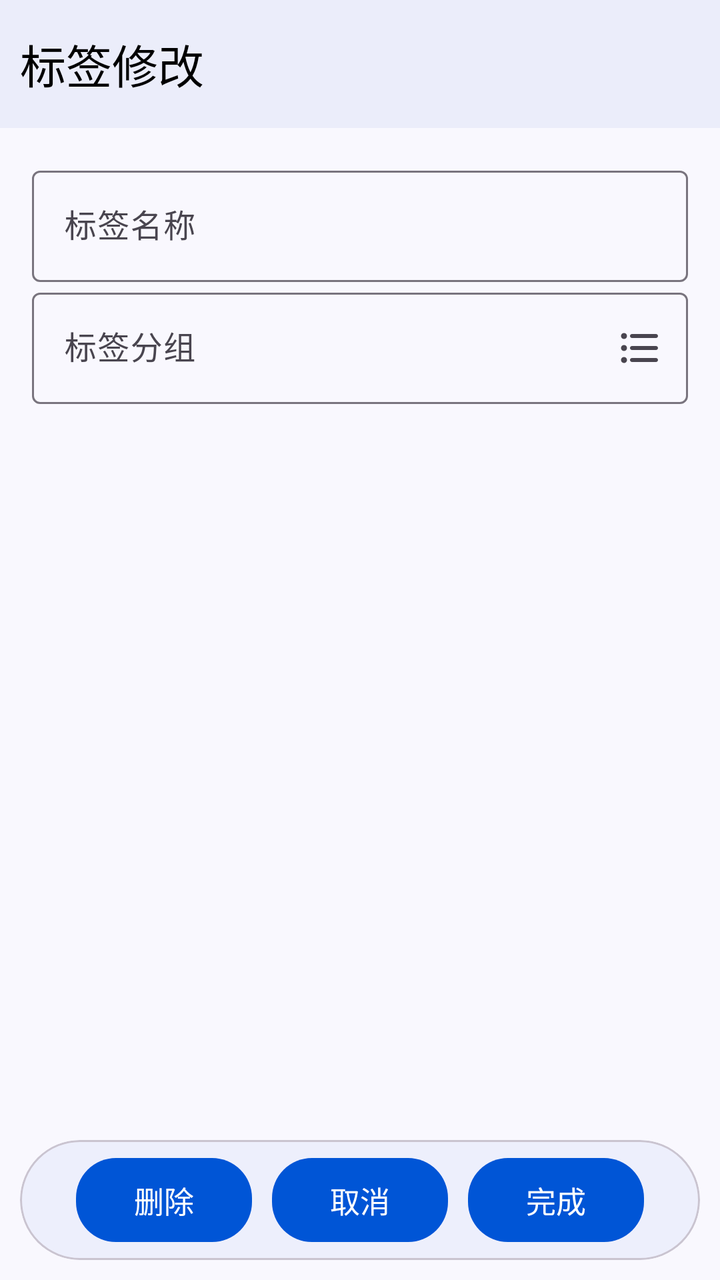
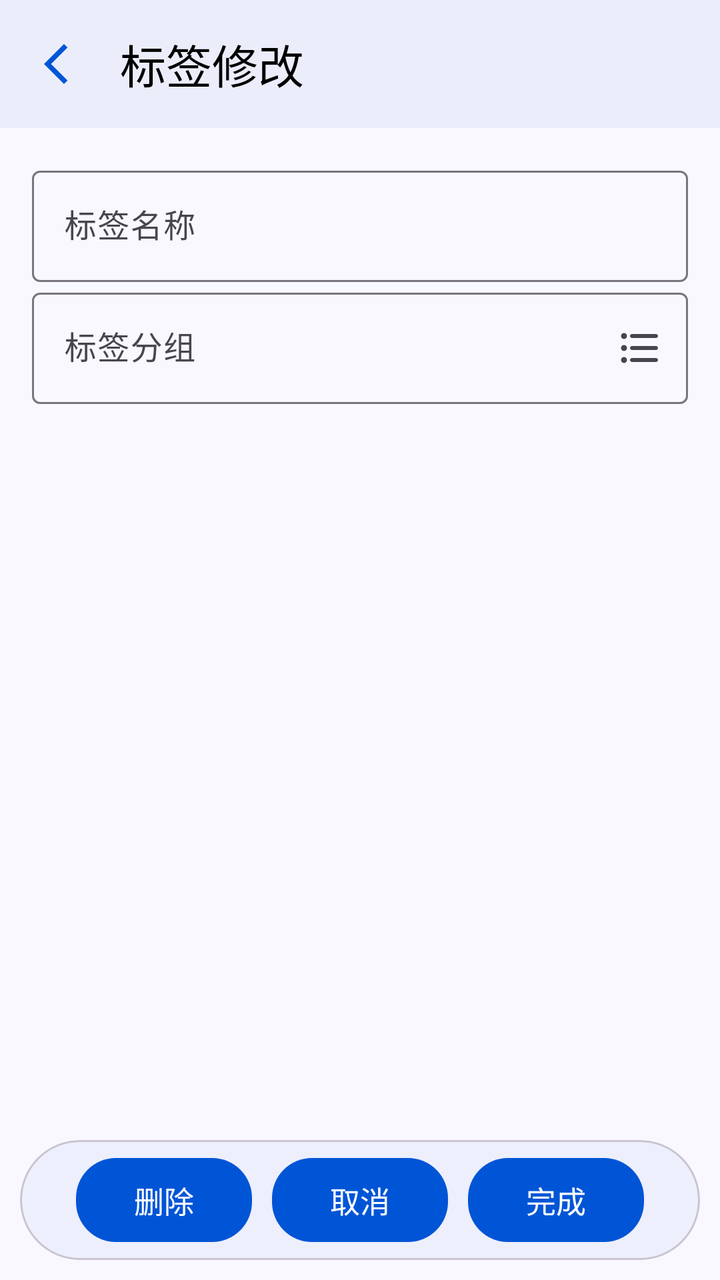

The first picture is an Android layout as it rendered before a commit; the second is the same layout after the commit. The layout source and the unified diff follow.
<!-- AndroidManifest.xml: application theme Theme.ProjectManager -->
<!-- res/layout/activity_tag_modify.xml -->
<?xml version="1.0" encoding="utf-8"?>
<androidx.constraintlayout.widget.ConstraintLayout xmlns:android="http://schemas.android.com/apk/res/android"
    xmlns:app="http://schemas.android.com/apk/res-auto"
    xmlns:tools="http://schemas.android.com/tools"
    style="@style/PageStyle"
    android:layout_width="match_parent"
    android:layout_height="match_parent"
    tools:context=".ui.bookkeeping.tag.edit.TagModifyActivity">

    <com.google.android.material.appbar.MaterialToolbar
        android:id="@+id/modify_tag_toolbar"
        android:layout_width="match_parent"
        android:layout_height="?attr/actionBarSize"
        app:layout_constraintEnd_toEndOf="parent"
        app:layout_constraintStart_toStartOf="parent"
        app:layout_constraintTop_toTopOf="parent"
        app:title="@string/title_modify_tag" />

    <ScrollView
        android:layout_width="match_parent"
        android:layout_height="0dp"
        app:layout_constraintBottom_toTopOf="@+id/btn_card_view"
        app:layout_constraintTop_toBottomOf="@+id/modify_tag_toolbar">

        <LinearLayout
            android:layout_width="match_parent"
            android:layout_height="wrap_content"
            android:orientation="vertical"
            android:padding="16dp">

            <com.google.android.material.textfield.TextInputLayout
                android:id="@+id/tag_name_layout"
                android:layout_width="match_parent"
                android:layout_height="wrap_content">

                <com.google.android.material.textfield.TextInputEditText
                    android:id="@+id/tag_name_input"
                    style="@style/UserInputEditTextStyle"
                    android:layout_width="match_parent"
                    android:layout_height="match_parent"
                    android:hint="@string/tag_name" />
            </com.google.android.material.textfield.TextInputLayout>

            <com.google.android.material.textfield.TextInputLayout
                android:id="@+id/tag_group_layout"
                android:layout_width="match_parent"
                android:layout_height="wrap_content"
                app:endIconDrawable="@drawable/round_format_list_bulleted_24"
                app:endIconMode="custom">

                <com.google.android.material.textfield.TextInputEditText
                    android:id="@+id/tag_group_input"
                    style="@style/UserInputEditTextStyle"
                    android:layout_width="match_parent"
                    android:layout_height="wrap_content"
                    android:hint="@string/tag_group" />
            </com.google.android.material.textfield.TextInputLayout>
        </LinearLayout>
    </ScrollView>

    <com.google.android.material.card.MaterialCardView
        android:id="@+id/btn_card_view"
        style="@style/RoundCardStyle"
        android:layout_width="match_parent"
        android:layout_height="wrap_content"
        app:layout_constraintBottom_toBottomOf="parent">

        <LinearLayout
            android:layout_width="match_parent"
            android:layout_height="match_parent"
            android:gravity="center"
            android:orientation="horizontal">

            <com.google.android.material.button.MaterialButton
                android:id="@+id/delete_btn"
                style="@style/BtnStyle"
                android:layout_width="wrap_content"
                android:layout_height="wrap_content"
                android:text="@string/delete" />

            <com.google.android.material.button.MaterialButton
                android:id="@+id/cancel_btn"
                style="@style/BtnStyle"
                android:layout_width="wrap_content"
                android:layout_height="wrap_content"
                android:text="@string/cancel" />

            <com.google.android.material.button.MaterialButton
                android:id="@+id/finish_btn"
                style="@style/BtnStyle"
                android:layout_width="wrap_content"
                android:layout_height="wrap_content"
                android:text="@string/finish" />
        </LinearLayout>
    </com.google.android.material.card.MaterialCardView>
</androidx.constraintlayout.widget.ConstraintLayout>
<!-- resources referenced by this layout -->
<resources>
  <string name="cancel">取消</string>
  <string name="delete">删除</string>
  <string name="finish">完成</string>
  <string name="tag_group">标签分组</string>
  <string name="tag_name">标签名称</string>
  <string name="title_modify_tag">标签修改</string>
  <style name="BtnStyle" parent="Widget.Material3.Button">
          <item name="backgroundTint">@color/theme_blue</item>
          <item name="android:textColor">@color/white</item>
          <item name="android:textSize">15sp</item>
          <item name="cornerRadius">20dp</item>
          <item name="android:layout_margin">5dp</item>
          <item name="android:padding">10dp</item>
      </style>
  <style name="PageStyle">
          <item name="android:fitsSystemWindows">true</item>
          <item name="android:background">@color/page_background</item>
      </style>
  <style name="RoundCardStyle">
          <item name="cardBackgroundColor">@color/card_background</item>
          <item name="cardCornerRadius">50dp</item>
          <item name="android:layout_margin">10dp</item>
      </style>
  <style name="UserInputEditTextStyle" parent="Widget.Material3.TextInputEditText.OutlinedBox">
          <item name="android:inputType">text</item>
          <item name="android:maxLength">20</item>
      </style>
  <style name="Theme.ProjectManager" parent="Theme.Material3.DayNight.NoActionBar">
          
          <item name="colorPrimary">@color/theme_blue</item>
          <item name="colorPrimaryVariant">@color/theme_blue_variant</item>
          <item name="colorOnPrimary">@color/white</item>
          
          <item name="colorSecondary">@color/teal_200</item>
          <item name="colorSecondaryVariant">@color/teal_700</item>
          <item name="colorOnSecondary">@color/black</item>
          
          <item name="android:statusBarColor">@color/page_background</item>
          
          <item name="toolbarStyle">@style/ToolBarStyle</item>
          <item name="drawableTint">@color/theme_blue</item>
          <item name="colorControlActivated">@color/theme_blue</item>
          <item name="android:windowLightStatusBar">true</item>
      </style>
  <color name="theme_blue">#0055d6</color>
  <color name="white">#FFFFFFFF</color>
  <color name="page_background">#f9f8fe</color>
  <color name="card_background">#edeffc</color>
  <color name="theme_blue_variant">#dae1fe</color>
  <color name="teal_200">#FF03DAC5</color>
  <color name="teal_700">#FF018786</color>
  <color name="black">#FF000000</color>
  <style name="ToolBarStyle">
          <item name="android:background">@color/toolbar_background</item>
          <item name="contentInsetStart">10dp</item>
          <item name="titleTextAppearance">@style/TitleStyle</item>
      </style>
  <color name="toolbar_background">#ebedfa</color>
  <style name="TitleStyle">
          <item name="android:textSize">23sp</item>
          <item name="android:textColor">@color/black</item>
      </style>
  <!-- unchanged entries left out for length: 1 -->
</resources>

<!-- the commit's change to res/layout/activity_tag_modify.xml (unified diff, before → after) -->
@@ -8,19 +8,20 @@
     tools:context=".ui.bookkeeping.tag.edit.TagModifyActivity">
 
     <com.google.android.material.appbar.MaterialToolbar
-        android:id="@+id/modify_tag_toolbar"
+        android:id="@+id/toolbar"
         android:layout_width="match_parent"
         android:layout_height="?attr/actionBarSize"
         app:layout_constraintEnd_toEndOf="parent"
         app:layout_constraintStart_toStartOf="parent"
         app:layout_constraintTop_toTopOf="parent"
+        app:navigationIcon="@drawable/baseline_arrow_back_ios_new_24"
         app:title="@string/title_modify_tag" />
 
     <ScrollView
         android:layout_width="match_parent"
         android:layout_height="0dp"
         app:layout_constraintBottom_toTopOf="@+id/btn_card_view"
-        app:layout_constraintTop_toBottomOf="@+id/modify_tag_toolbar">
+        app:layout_constraintTop_toBottomOf="@+id/toolbar">
 
         <LinearLayout
             android:layout_width="match_parent"
<!-- resource entries referenced after the edit -->
@@ -1,5 +1,11 @@
 <!-- resources referenced by this layout -->
 <resources>
+  <!-- drawable baseline_arrow_back_ios_new_24 (drawable) -->
+  <vector xmlns:android="http://schemas.android.com/apk/res/android" android:height="24dp" android:tint="#000000" android:viewportHeight="24" android:viewportWidth="24" android:width="24dp">
+        
+      <path android:fillColor="@android:color/white" android:pathData="M17.77,3.77l-1.77,-1.77l-10,10l10,10l1.77,-1.77l-8.23,-8.23z"/>
+      
+  </vector>
   <string name="cancel">取消</string>
   <string name="delete">删除</string>
   <string name="finish">完成</string>
@@ -52,8 +58,9 @@
   <color name="teal_200">#FF03DAC5</color>
   <color name="teal_700">#FF018786</color>
   <color name="black">#FF000000</color>
-  <style name="ToolBarStyle">
+  <style name="ToolBarStyle" parent="Widget.Material3.Toolbar">
           <item name="android:background">@color/toolbar_background</item>
+          <item name="navigationIconTint">@color/theme_blue</item>
           <item name="contentInsetStart">10dp</item>
           <item name="titleTextAppearance">@style/TitleStyle</item>
       </style>
